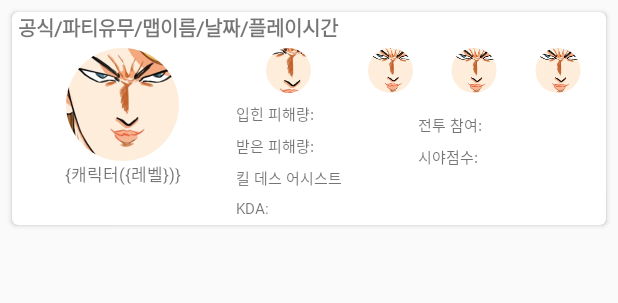
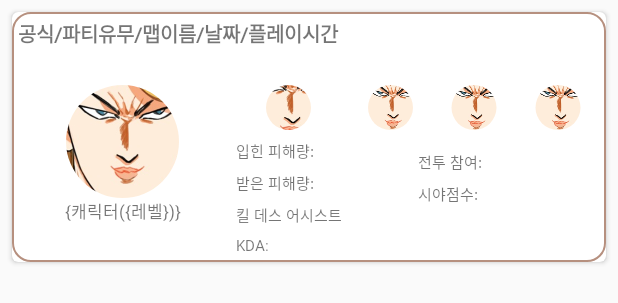
Before and after one commit to saechimdaeki/Cyphers_INFO, an Android app: the layout matching_all_result.xml on its own in the app's theme, with its tools: preview values and no code run, on a phone screen of 412 x 824 dp. Shown: the top 303 px of the screen. Run offline under Robolectric (Android 15) with nearby library versions, the phone set to English and light mode, and no system bars.

Commit message:
modify) Design :flower_playing_cards:

```diff
--- a/Cyphers_APP/app/src/main/res/drawable/circle.xml
+++ b/Cyphers_APP/app/src/main/res/drawable/circle.xml
@@ -1,6 +1,7 @@
 <?xml version="1.0" encoding="utf-8"?>
 <shape xmlns:android="http://schemas.android.com/apk/res/android"
     android:padding="10dp"
+
     android:shape="rectangle" >
     <solid android:color="#FFF" />
     <corners
@@ -11,4 +12,5 @@
     <stroke
         android:width="1dp"
         android:color="#b6907f" />
+
 </shape>
--- a/Cyphers_APP/app/src/main/res/layout/matching_all_result.xml
+++ b/Cyphers_APP/app/src/main/res/layout/matching_all_result.xml
@@ -6,7 +6,15 @@
     android:elevation="2dp"
     android:background="@drawable/circle"
     app:cardCornerRadius="4dp">
+    <LinearLayout
+        android:id="@+id/view_recycle"
+        android:background="@drawable/circle"
+        android:layout_width="match_parent"
+        android:layout_height="match_parent"
+        android:orientation="vertical"
+        >
     <TextView
+        android:layout_marginTop="4dp"
         android:layout_marginLeft="4dp"
         android:layout_width="match_parent"
         android:layout_height="wrap_content"
@@ -177,6 +185,6 @@
 
     </LinearLayout>
 
-
+    </LinearLayout>
 
 </androidx.cardview.widget.CardView>
```
Also changed, not shown: Cyphers_APP/app/src/main/java/nexon/cyphers/app/Adapter/MatchingRecycleAdpater.java (+5 -3 lines).
